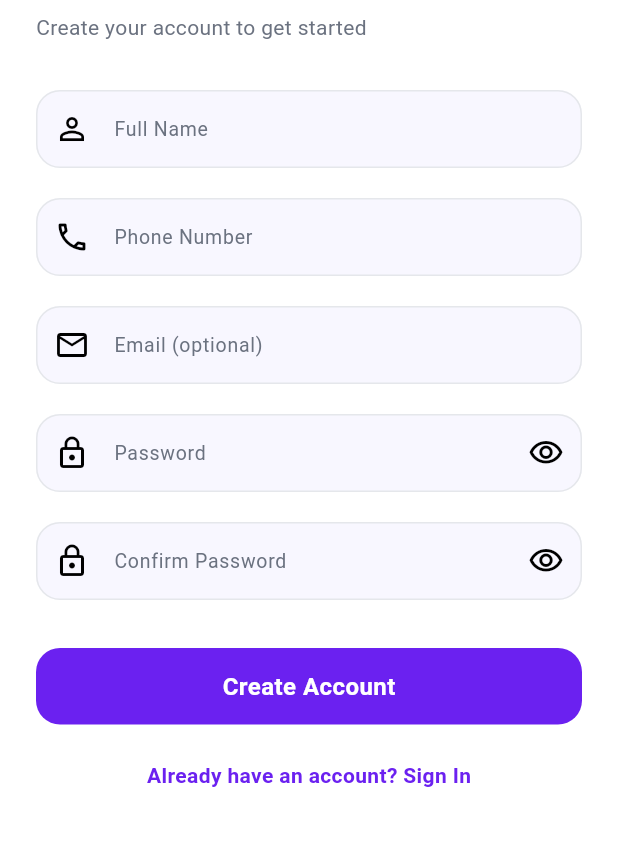
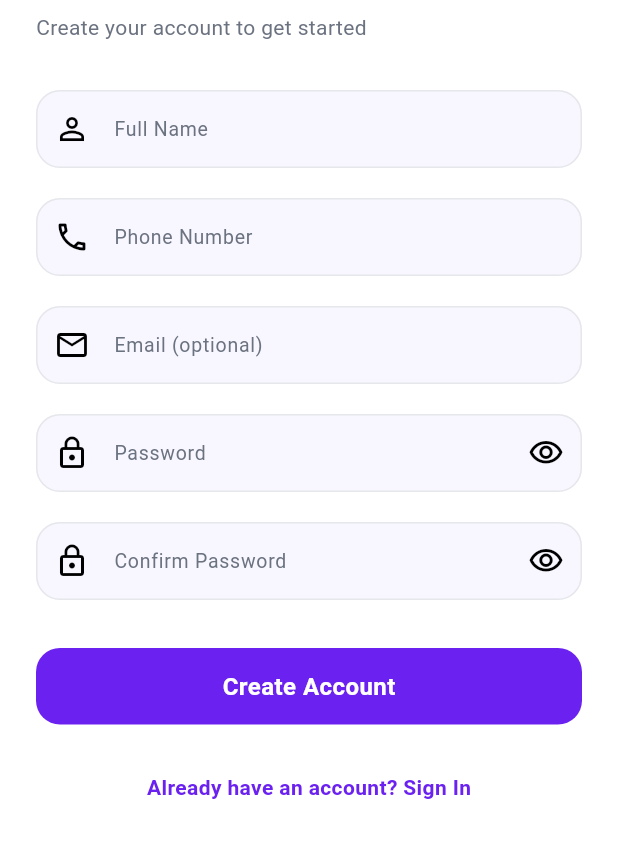
Before and after one commit to malingib/MobiFund, a Flutter app: the screen it shows after launch, after a tap on "Sign Up", on a phone screen of 412 x 824 dp, the part 204-1062 px from its top. Run offline on Flutter 3.47's test engine with Material 3 defaults, Android fonts, the phone set to English and light mode, and no system bars; our stand-ins replace connectivity_plus, fl_chart, flutter_dotenv, pdf, printing, share_plus and 4 more; missing offline and left inert: excel; accounts and stored records are empty.

Commit message:
feat: improve accessibility and feedback on auth screens
- Add dynamic tooltips and haptic feedback to password visibility toggles
- Replace GestureDetector with InkWell for better visual feedback and touch targets on auth links
- Ensure consistent padding and haptics across Login and Register screens

Co-authored-by: malingib <187138048+malingib@users.noreply.github.com>

```diff
--- a/lib/screens/login_screen.dart
+++ b/lib/screens/login_screen.dart
@@ -222,13 +222,19 @@ class _LoginScreenState extends State<LoginScreen> {
                         hintText: 'Enter your password',
                         prefixIcon: const Icon(Icons.lock_outline),
                         suffixIcon: IconButton(
+                          tooltip: _obscurePassword
+                              ? 'Show password'
+                              : 'Hide password',
                           icon: Icon(
                             _obscurePassword
                                 ? Icons.visibility_outlined
                                 : Icons.visibility_off_outlined,
                           ),
-                          onPressed: () => setState(
-                              () => _obscurePassword = !_obscurePassword),
+                          onPressed: () {
+                            AppHaptics.selection();
+                            setState(
+                                () => _obscurePassword = !_obscurePassword);
+                          },
                         ),
                       ),
                       validator: (v) {
@@ -302,16 +308,21 @@ class _LoginScreenState extends State<LoginScreen> {
                     "Don't have an account? ",
                     style: AppTheme.body,
                   ),
-                  GestureDetector(
+                  InkWell(
                     onTap: () {
+                      AppHaptics.light();
                       Navigator.of(context).pushNamed('/register');
                     },
-                    child: const Text(
-                      'Sign Up',
-                      style: TextStyle(
-                        color: AppTheme.primary,
-                        fontWeight: FontWeight.w600,
-                        fontSize: 16,
+                    borderRadius: BorderRadius.circular(8),
+                    child: const Padding(
+                      padding: EdgeInsets.symmetric(horizontal: 12, vertical: 8),
+                      child: Text(
+                        'Sign Up',
+                        style: TextStyle(
+                          color: AppTheme.primary,
+                          fontWeight: FontWeight.w600,
+                          fontSize: 16,
+                        ),
                       ),
                     ),
                   ),
--- a/lib/screens/register_screen.dart
+++ b/lib/screens/register_screen.dart
@@ -219,13 +219,17 @@ class _RegisterScreenState extends State<RegisterScreen> {
                     hintText: 'Min. 6 characters',
                     prefixIcon: const Icon(Icons.lock_outline),
                     suffixIcon: IconButton(
+                      tooltip:
+                          _obscurePassword ? 'Show password' : 'Hide password',
                       icon: Icon(
                         _obscurePassword
                             ? Icons.visibility_outlined
                             : Icons.visibility_off_outlined,
                       ),
-                      onPressed: () =>
-                          setState(() => _obscurePassword = !_obscurePassword),
+                      onPressed: () {
+                        AppHaptics.selection();
+                        setState(() => _obscurePassword = !_obscurePassword);
+                      },
                     ),
                   ),
                   validator: (v) {
@@ -246,13 +250,17 @@ class _RegisterScreenState extends State<RegisterScreen> {
                     hintText: 'Re-enter password',
                     prefixIcon: const Icon(Icons.lock_outline),
                     suffixIcon: IconButton(
+                      tooltip:
+                          _obscureConfirm ? 'Show password' : 'Hide password',
                       icon: Icon(
                         _obscureConfirm
                             ? Icons.visibility_outlined
                             : Icons.visibility_off_outlined,
                       ),
-                      onPressed: () =>
-                          setState(() => _obscureConfirm = !_obscureConfirm),
+                      onPressed: () {
+                        AppHaptics.selection();
+                        setState(() => _obscureConfirm = !_obscureConfirm);
+                      },
                     ),
                   ),
                   validator: (v) {
@@ -296,13 +304,21 @@ class _RegisterScreenState extends State<RegisterScreen> {
                 ),
                 const SizedBox(height: 24),
                 Center(
-                  child: GestureDetector(
-                    onTap: () => Navigator.of(context).pop(),
-                    child: Text(
-                      'Already have an account? Sign In',
-                      style: AppTheme.body.copyWith(
-                        color: AppTheme.primary,
-                        fontWeight: FontWeight.w600,
+                  child: InkWell(
+                    onTap: () {
+                      AppHaptics.light();
+                      Navigator.of(context).pop();
+                    },
+                    borderRadius: BorderRadius.circular(8),
+                    child: Padding(
+                      padding: const EdgeInsets.symmetric(
+                          horizontal: 12, vertical: 8),
+                      child: Text(
+                        'Already have an account? Sign In',
+                        style: AppTheme.body.copyWith(
+                          color: AppTheme.primary,
+                          fontWeight: FontWeight.w600,
+                        ),
                       ),
                     ),
                   ),
```
Also changed, not shown: 1 other file.
